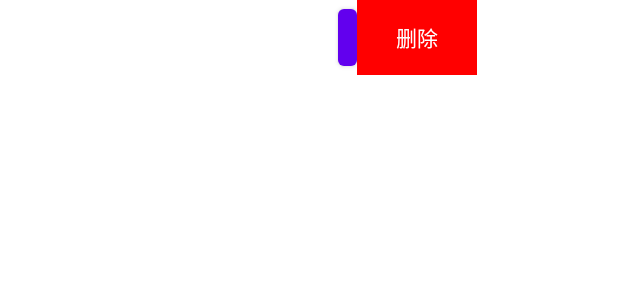
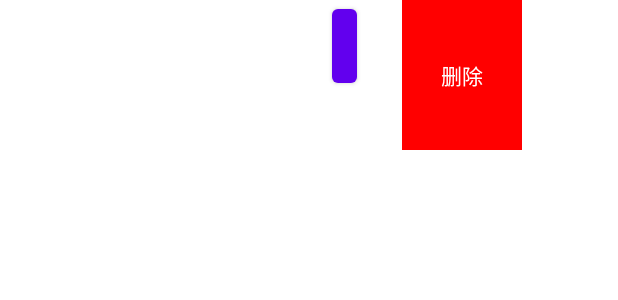
Before and after one commit to JialiLiuu/Android-draw, an Android app: the layout item_picture.xml on its own in the app's theme, with its tools: preview values and no code run, on a phone screen of 412 x 824 dp. Shown: the top 300 px of the screen. Run offline under Robolectric (Android 15) with nearby library versions, the phone set to English and light mode, and no system bars.

```diff
--- a/app/src/main/java/com/example/myapplication/MainActivity.java
+++ b/app/src/main/java/com/example/myapplication/MainActivity.java
@@ -81,6 +81,7 @@ public class MainActivity extends AppCompatActivity implements View.OnClickListe
 
     private void createPicture() {
         Intent intent = new Intent(this,CreateWork.class);
+        intent.putExtra("code",1);
         intent.putExtra("background",mThumbIds[index]);
         MainActivity.this.startActivity(intent);
     }
--- a/app/src/main/res/layout/item_picture.xml
+++ b/app/src/main/res/layout/item_picture.xml
@@ -2,7 +2,7 @@
 <com.example.myapplication.SlideButton
     xmlns:android="http://schemas.android.com/apk/res/android"
     android:layout_width="match_parent"
-    android:layout_height="50dp"
+    android:layout_height="100dp"
     android:layout_marginBottom="1dp"
     android:background="@android:color/white">
 
@@ -39,7 +39,7 @@
                 android:paddingLeft="50dp"
                 android:layout_height="wrap_content"
                 android:layout_width="fill_parent"
-                android:layout_weight="1"
+                android:layout_weight="2"
                 android:layout_gravity="right"
                 android:textSize="20sp"
                 />
@@ -49,7 +49,8 @@
                 android:layout_width="fill_parent"
                 android:layout_height="wrap_content"
                 android:layout_gravity="right"
-                android:layout_weight="2"
+                android:layout_weight="3"
+                android:layout_marginRight="30dp"
                 android:text="删除" />
         </LinearLayout>
 
```
Also changed, not shown: app/src/main/java/com/example/myapplication/Adapter.java (+29 -13 lines), app/src/main/java/com/example/myapplication/CreateWork.java (+21 -5 lines), app/src/main/java/com/example/myapplication/ViewWork.java (+2 -18 lines).
